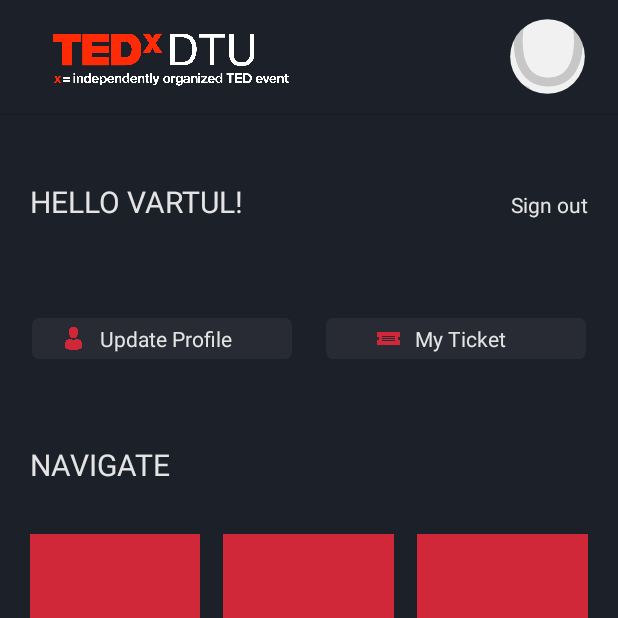
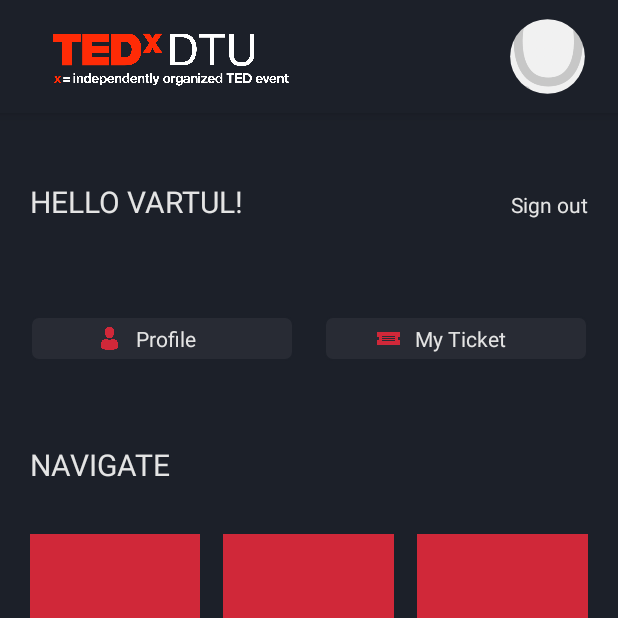
Before and after one commit to vartul1010/TEDx, an Android app: the MainActivity screen opened directly, with no data from a screen before it, on a phone screen of 412 x 824 dp, the top half of it. Run offline under Robolectric (Android 15) with nearby library versions, the phone set to English and light mode, and no system bars; our stand-ins replace CircleImageView.

Commit message:
Final UI

```diff
--- a/app/src/main/res/layout/activity_main.xml
+++ b/app/src/main/res/layout/activity_main.xml
@@ -87,7 +87,7 @@
                 android:layout_width="wrap_content"
                 android:layout_height="wrap_content"
                 android:paddingLeft="10dp"
-                android:text="Update Profile"
+                android:text="Profile"
                 android:textColor="#E4E4E4" />
         </LinearLayout>
 
--- a/app/src/main/res/layout/activity_partners.xml
+++ b/app/src/main/res/layout/activity_partners.xml
@@ -1,6 +1,7 @@
 <LinearLayout xmlns:android="http://schemas.android.com/apk/res/android"
     android:layout_width="match_parent"
     android:layout_height="match_parent"
+    android:background="#F4F4F4"
     android:orientation="vertical">
 
     <LinearLayout xmlns:android="http://schemas.android.com/apk/res/android"
```
Also changed, not shown: app/src/main/res/drawable/main_buttons.xml (added, +7 -0 lines), app/src/main/res/layout/activity_connect.xml (+3 -8 lines), app/src/main/res/layout/connect_view_call.xml (line endings or trailing spaces).
